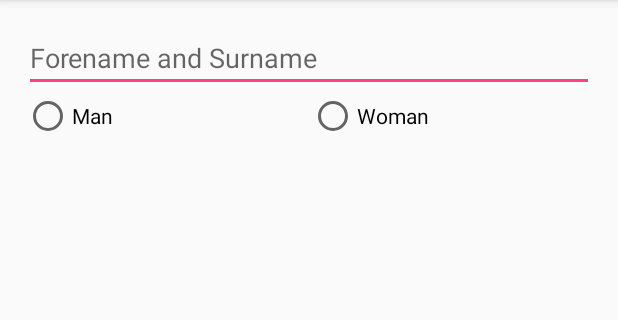
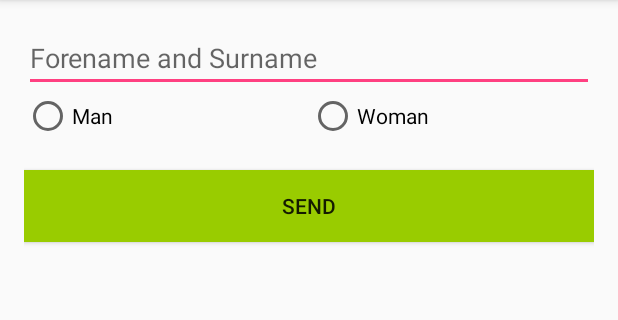
Before and after one commit to RafalJaworski/W1D1AndroidApp, an Android app: the screen it shows after launch (MainActivity), on a phone screen of 412 x 824 dp, the part 84-404 px from its top. Run offline under Robolectric (Android 15) with nearby library versions, the phone set to English and light mode, and no system bars.

Commit message:
Button SEND

```diff
--- a/app/src/main/res/layout/activity_main.xml
+++ b/app/src/main/res/layout/activity_main.xml
@@ -38,4 +38,13 @@
 
 
     </RadioGroup>
+    <Button
+        android:id="@+id/button_send"
+        android:layout_width="match_parent"
+        android:layout_height="wrap_content"
+        android:text="@string/btn_send"
+        android:layout_below="@id/gender_group"
+        android:layout_marginTop="20dp"
+        android:background="@android:color/holo_green_light"
+        />
 </RelativeLayout>
--- a/app/src/main/res/values/strings.xml
+++ b/app/src/main/res/values/strings.xml
@@ -3,4 +3,5 @@
     <string name="names_hint">Forename and Surname</string>
     <string name="radio_man">Man</string>
     <string name="radio_woman">Woman</string>
+    <string name="btn_send">Send</string>
 </resources>
```
